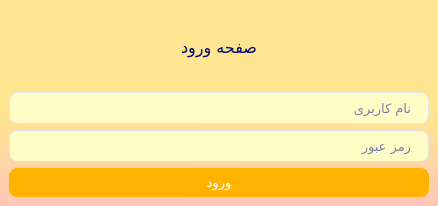
The window that Login/ui/login_page.ui (hackamer/Rava) describes before a commit, drawn with Qt 5.
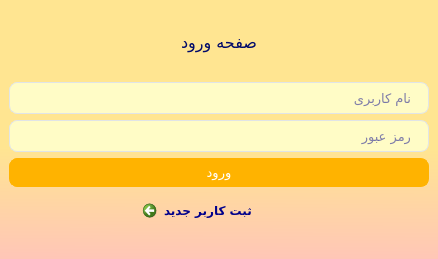
The same window after the commit. Icons and pictures are not drawn.

Commit message:
add signup button
by M-shalchi

The edit to the form file:
```diff
--- a/Login/ui/login_page.ui
+++ b/Login/ui/login_page.ui
@@ -7,19 +7,19 @@
     <x>0</x>
     <y>0</y>
     <width>438</width>
-    <height>206</height>
+    <height>259</height>
    </rect>
   </property>
   <property name="minimumSize">
    <size>
     <width>438</width>
-    <height>206</height>
+    <height>259</height>
    </size>
   </property>
   <property name="maximumSize">
    <size>
     <width>438</width>
-    <height>206</height>
+    <height>259</height>
    </size>
   </property>
   <property name="windowTitle">
@@ -238,34 +238,7 @@
     border-radius: 3px;
     background-color: #fbfdfa;
 }
-QPushButton {
-  background-color: rgb(255, 179, 0);
-  color: #fff;
-  font-weight: 600;
-  border-radius: 8px;
-  border: 1px solid rgb(255, 179, 0);
-  padding: 5px 15px;
-  margin-top: 0px;
-  margin-bottom: 0px;
-  outline: 0px;
-  font: 10pt ;
-}
 
-QPushButton:hover{
-  background-color: rgb(236, 118, 0);
-}
-
-QPushButton:pressed{
-  background-color: rgb(255, 227, 82);
-  border-color:;
-  font-weight: 600;
-  border-radius: 8px;
-  border: 3px solid rgb(255, 170, 0);
-  padding: 5px 15px;
-  margin-top: 0px;
-  outline: 0px;
-  color: rgb(255, 170, 0);
-}
 
 QMenu:hover{
   background-color: #0b5ed7;
@@ -293,34 +266,92 @@
 }
 QLineEdit:disabled, QTextEdit:disabled, QPlainTextEdit:disabled, QSpinBox:disabled, QDoubleSpinBox:disabled, QTimeEdit:disabled, QDateEdit:disabled, QDateTimeEdit:disabled {
     color: #b9b9b9;
-}</string>
+}
+QCommandLinkButton{
+  
+	background-color: ;
+
+}
+</string>
   </property>
   <widget class="QWidget" name="centralwidget">
    <layout class="QGridLayout" name="gridLayout_2">
+    <property name="bottomMargin">
+     <number>0</number>
+    </property>
     <item row="0" column="0">
      <layout class="QGridLayout" name="gridLayout">
-      <item row="3" column="0">
-       <widget class="QLineEdit" name="password">
-        <property name="placeholderText">
-         <string>رمز عبور</string>
+      <item row="5" column="1">
+       <widget class="QCommandLinkButton" name="commandLinkButton">
+        <property name="layoutDirection">
+         <enum>Qt::RightToLeft</enum>
+        </property>
+        <property name="text">
+         <string>ثبت کاربر جدید</string>
+        </property>
+        <property name="autoDefault">
+         <bool>false</bool>
+        </property>
+        <property name="default">
+         <bool>false</bool>
+        </property>
+        <property name="description">
+         <string/>
         </property>
        </widget>
       </item>
-      <item row="4" column="0">
+      <item row="4" column="0" colspan="3">
        <widget class="QPushButton" name="send">
+        <property name="styleSheet">
+         <string notr="true">QPushButton {
+  background-color: rgb(255, 179, 0);
+  color: #fff;
+  font-weight: 600;
+  border-radius: 8px;
+  border: 1px solid rgb(255, 179, 0);
+  padding: 5px 15px;
+  margin-top: 0px;
+  margin-bottom: 0px;
+  outline: 0px;
+  font: 10pt ;
+}
+
+QPushButton:hover{
+  background-color: rgb(236, 118, 0);
+}
+
+QPushButton:pressed{
+  background-color: rgb(255, 227, 82);
+  border-color:;
+  font-weight: 600;
+  border-radius: 8px;
+  border: 3px solid rgb(255, 170, 0);
+  padding: 5px 15px;
+  margin-top: 0px;
+  outline: 0px;
+  color: rgb(255, 170, 0);
+}</string>
+        </property>
         <property name="text">
          <string>ورود</string>
         </property>
        </widget>
       </item>
-      <item row="2" column="0">
+      <item row="3" column="0" colspan="3">
+       <widget class="QLineEdit" name="password">
+        <property name="placeholderText">
+         <string>رمز عبور</string>
+        </property>
+       </widget>
+      </item>
+      <item row="2" column="0" colspan="3">
        <widget class="QLineEdit" name="username">
         <property name="placeholderText">
          <string>نام کاربری</string>
         </property>
        </widget>
       </item>
-      <item row="1" column="0">
+      <item row="1" column="0" colspan="3">
        <widget class="QLabel" name="label">
         <property name="font">
          <font>
```
